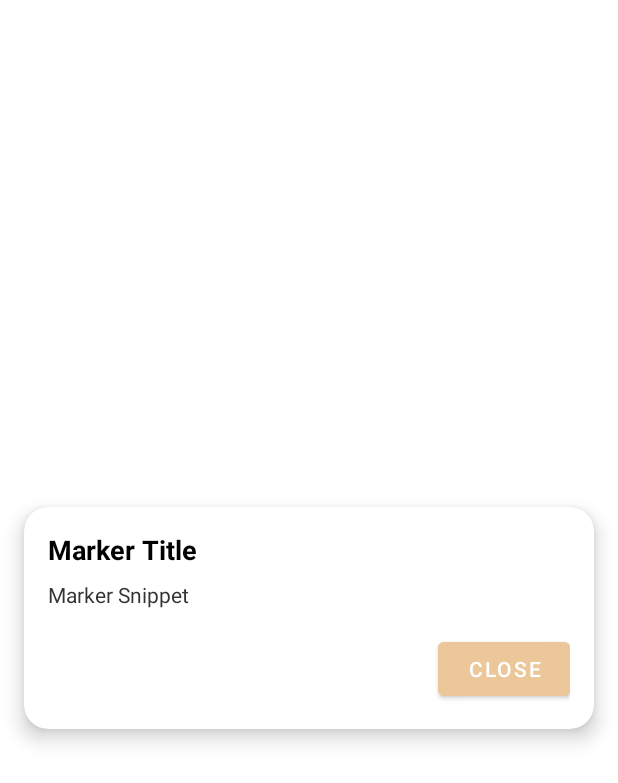
After one commit to Samo849/Pyroscope, an Android app: the layout dialog_marker_info.xml on its own in the app's theme, with its tools: preview values and no code run, on a phone screen of 412 x 824 dp. The commit adds this screen. Shown: the top 783 px of the screen. Run offline under Robolectric (Android 15) with nearby library versions, the phone set to English and light mode, and no system bars; network calls fail.

Commit message:
window for marker sensors, Pyroguard

```diff
--- /dev/null
+++ b/app/src/main/res/drawable/rounded_dialog_background.xml
@@ -0,0 +1,6 @@
+<?xml version="1.0" encoding="utf-8"?>
+<shape xmlns:android="http://schemas.android.com/apk/res/android"
+    android:shape="rectangle">
+    <corners android:radius="16dp" />
+    <solid android:color="#FFFFFF" />
+</shape>
--- /dev/null
+++ b/app/src/main/res/layout/dialog_marker_info.xml
@@ -0,0 +1,48 @@
+<?xml version="1.0" encoding="utf-8"?>
+<androidx.cardview.widget.CardView
+    xmlns:android="http://schemas.android.com/apk/res/android"
+    xmlns:app="http://schemas.android.com/apk/res-auto"
+    android:layout_width="match_parent"
+    android:layout_height="wrap_content"
+    android:layout_margin="16dp"
+    app:cardCornerRadius="16dp"
+    app:cardElevation="8dp"
+    app:cardBackgroundColor="#FFFFFF"
+    android:layout_gravity="center">
+
+    <LinearLayout
+        android:layout_width="match_parent"
+        android:layout_height="wrap_content"
+        android:orientation="vertical"
+        android:padding="16dp">
+
+        <TextView
+            android:id="@+id/marker_title"
+            android:layout_width="match_parent"
+            android:layout_height="wrap_content"
+            android:textSize="18sp"
+            android:textStyle="bold"
+            android:textColor="#000000"
+            android:paddingBottom="8dp"
+            android:text="Marker Title"/>
+
+        <TextView
+            android:id="@+id/marker_snippet"
+            android:layout_width="match_parent"
+            android:layout_height="wrap_content"
+            android:textSize="14sp"
+            android:textColor="#333333"
+            android:paddingBottom="16dp"
+            android:text="Marker Snippet"/>
+
+        <Button
+            android:id="@+id/close_button"
+            android:layout_width="wrap_content"
+            android:layout_height="wrap_content"
+            android:layout_gravity="end"
+            android:text="Close"
+            android:textColor="#FFFFFF"
+            android:backgroundTint="#ebc79a"
+            android:paddingHorizontal="16dp"/>
+    </LinearLayout>
+</androidx.cardview.widget.CardView>
--- a/app/src/main/res/values-night/themes.xml
+++ b/app/src/main/res/values-night/themes.xml
@@ -2,7 +2,7 @@
     <!-- Base application theme. -->
     <style name="Theme.FireApp" parent="Theme.MaterialComponents.DayNight.DarkActionBar">
         <!-- Primary brand color. -->
-        <item name="colorPrimary">@color/purple_200</item>
+        <item name="colorPrimary">@color/pastel_orange</item>
         <item name="colorPrimaryVariant">@color/purple_700</item>
         <item name="colorOnPrimary">@color/black</item>
         <!-- Secondary brand color. -->
--- a/app/src/main/res/values/colors.xml
+++ b/app/src/main/res/values/colors.xml
@@ -1,7 +1,7 @@
 <?xml version="1.0" encoding="utf-8"?>
 <resources>
     <color name="purple_200">#FFBB86FC</color>
-    <color name="purple_500">#ebc79a</color>
+    <color name="pastel_orange">#ebc79a</color>
     <color name="purple_700">#81e7af</color>
     <color name="teal_200">#FF03DAC5</color>
     <color name="teal_700">#FF018786</color>
--- a/app/src/main/res/values/strings.xml
+++ b/app/src/main/res/values/strings.xml
@@ -1,5 +1,5 @@
 <resources>
-    <string name="app_name">Pyroscope</string>
+    <string name="app_name">PyroGuard</string>
     <string name="title_home">Home</string>
     <string name="title_dashboard">Dashboard</string>
     <string name="title_notifications">Notifications</string>
--- a/app/src/main/res/values/themes.xml
+++ b/app/src/main/res/values/themes.xml
@@ -2,7 +2,7 @@
     <!-- Base application theme. -->
     <style name="Theme.FireApp" parent="Theme.MaterialComponents.DayNight.DarkActionBar">
         <!-- Primary brand color. -->
-        <item name="colorPrimary">@color/purple_500</item>
+        <item name="colorPrimary">@color/pastel_orange</item>
         <item name="colorPrimaryVariant">@color/purple_700</item>
         <item name="colorOnPrimary">@color/white</item>
         <!-- Secondary brand color. -->
```
Also changed, not shown: app/src/main/java/com/example/fireapp/MarkerInfoBottomSheet.java (+20 -0 lines), app/src/main/java/com/example/fireapp/MarkerInfoDialog.java (added, +59 -0 lines), app/src/main/java/com/example/fireapp/ui/home/HomeFragment.java (+3 -5 lines), app/src/main/res/drawable/rounded_background.xml (added, +11 -0 lines), app/src/main/res/layout/fragment_marker_info_bottom_sheet.xml (+16 -4 lines).
